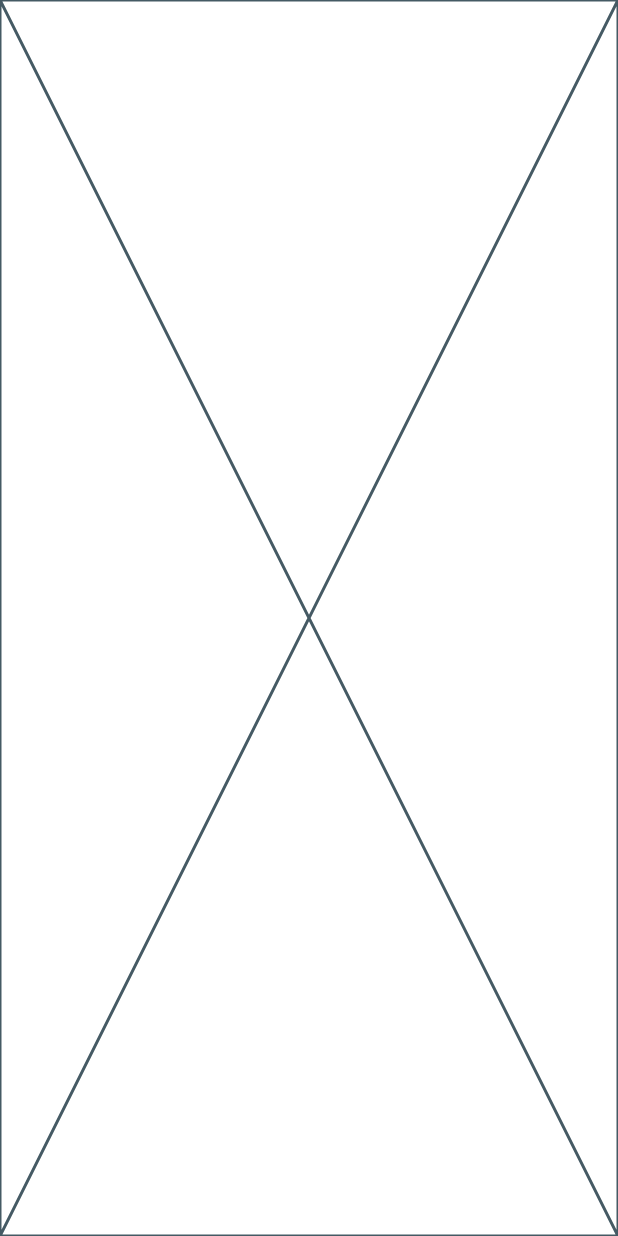
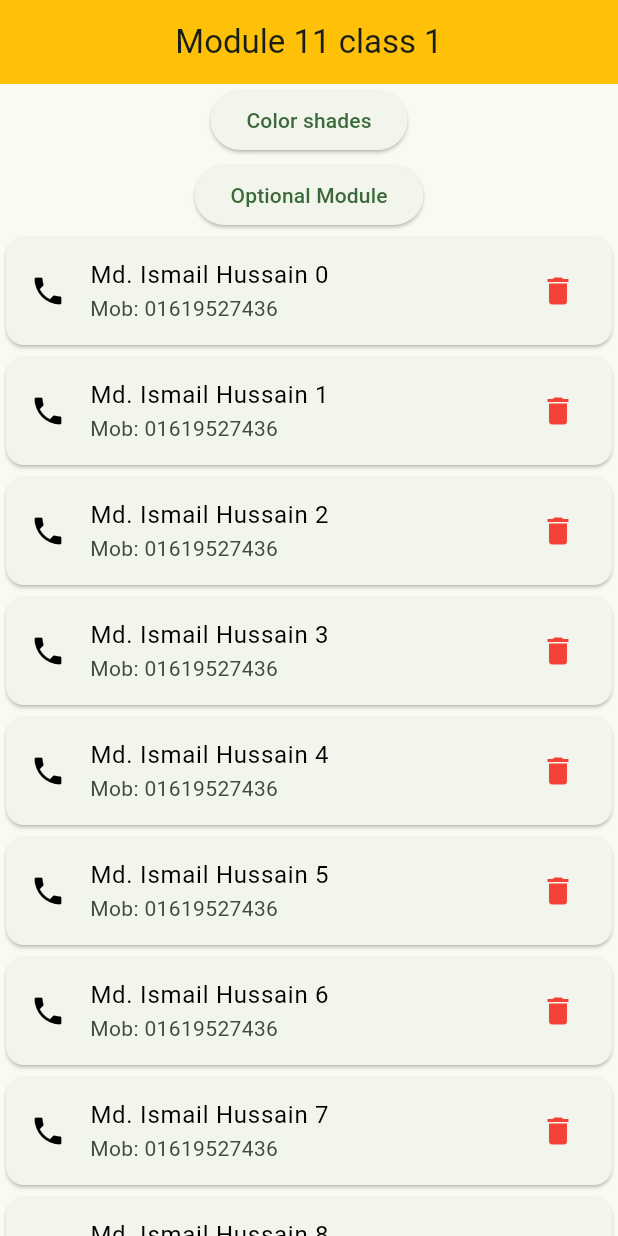
Before and after one commit to Ismail554/ostad-to_do, a Flutter app: the screen it shows after launch, on a phone screen of 412 x 824 dp. Run offline on Flutter 3.47's test engine with Material 3 defaults, Android fonts, the phone set to English and light mode, and no system bars.

Commit message:
half class done

```diff
--- a/lib/main.dart
+++ b/lib/main.dart
@@ -8,16 +8,14 @@ void main() {
 class MyApp extends StatelessWidget {
   const MyApp({super.key});
 
-
   @override
   Widget build(BuildContext context) {
     return MaterialApp(
       title: 'Flutter Demo',
       theme: ThemeData(
-
-        colorScheme: ColorScheme.fromSeed(seedColor: Colors.deepPurple),
+        colorScheme: ColorScheme.fromSeed(seedColor: Colors.green),
       ),
-      home:BasicWidget(),
+      home: BasicWidget(),
     );
   }
 }
--- a/lib/views/mod_11_cs_1.dart
+++ b/lib/views/mod_11_cs_1.dart
@@ -1,4 +1,6 @@
 import 'package:flutter/material.dart';
+import 'package:to_do/views/color_shades.dart';
+import 'package:to_do/views/optional_module.dart';
 
 class BasicWidget extends StatefulWidget {
   const BasicWidget({super.key});
@@ -10,6 +12,63 @@ class BasicWidget extends StatefulWidget {
 class _BasicWidgetState extends State<BasicWidget> {
   @override
   Widget build(BuildContext context) {
-    return const Placeholder();
+    return Scaffold(
+      appBar: AppBar(
+        title: Text("Module 11 class 1"),
+        centerTitle: true,
+        backgroundColor: Colors.amber,
+      ),
+      body: SafeArea(
+        child: Column(
+          children: [
+            ElevatedButton(
+              onPressed: () {
+                Navigator.push(
+                  context,
+                  MaterialPageRoute(builder: (context) => ColorShadesScreen()),
+                );
+              },
+              child: Text("Color shades"),
+            ),
+            SizedBox(height: 2),
+            ElevatedButton(
+              onPressed: () {
+                Navigator.push(
+                  context,
+                  MaterialPageRoute(
+                    builder: (context) => ModuleSettingScreen(),
+                  ),
+                );
+              },
+              child: Text("Optional Module"),
+            ),
+
+            Expanded(
+              child: ListView.builder(
+                scrollDirection: Axis.vertical,
+                itemCount: 30,
+                itemBuilder: (context, index) {
+                  return Card(
+                    child: ListTile(
+                      leading: Icon(Icons.phone, color: Colors.black),
+                      trailing: Icon(Icons.delete, color: Colors.red),
+                      subtitle: Text("Mob: 01619527436"),
+                      title: Text(
+                        "Md. Ismail Hussain $index",
+                        style: TextStyle(
+                          fontSize: 16,
+                          color: Colors.black,
+                          overflow: TextOverflow.ellipsis,
+                        ),
+                      ),
+                    ),
+                  );
+                },
+              ),
+            ),
+          ],
+        ),
+      ),
+    );
   }
 }
```
Also changed, not shown: lib/views/color_shades.dart (added, +33 -0 lines), lib/views/optional_module.dart (added, +216 -0 lines).
